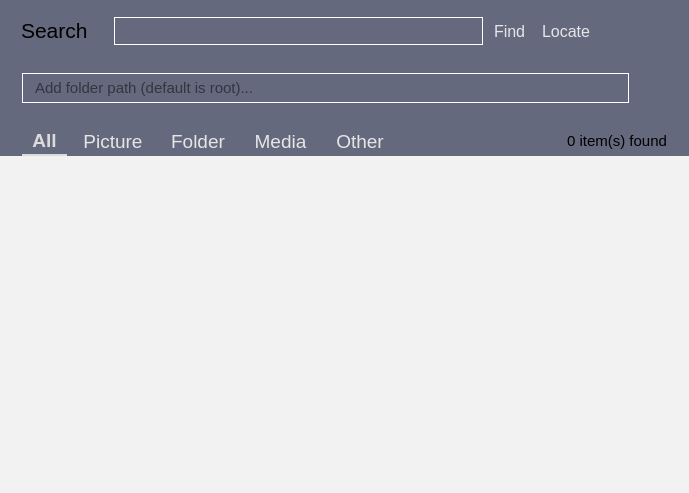
First picture: the form in app/search/search.ui, repository rahmanshaber/corebox, before the edit.
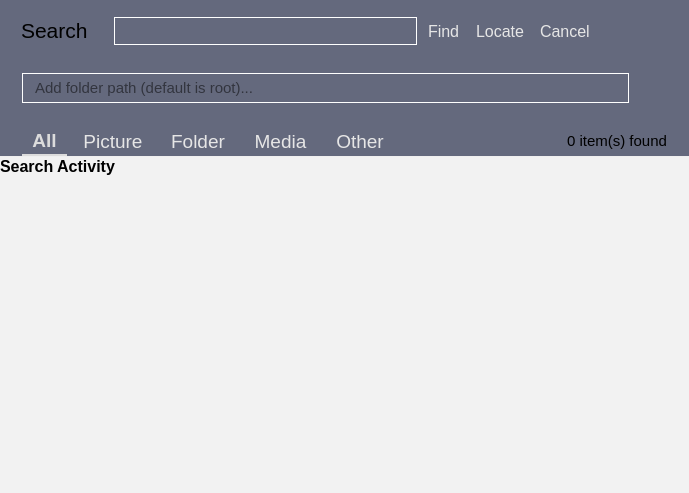
Second picture: the form after the edit. Icons and pictures are not drawn.

What changed in the file:
```diff
--- a/app/search/search.ui
+++ b/app/search/search.ui
@@ -18,7 +18,7 @@
   </property>
   <layout class="QVBoxLayout" name="verticalLayout_2">
    <property name="spacing">
-    <number>0</number>
+    <number>1</number>
    </property>
    <property name="leftMargin">
     <number>0</number>
@@ -191,6 +191,39 @@
            </property>
           </widget>
          </item>
+         <item>
+          <widget class="QPushButton" name="cancelProc">
+           <property name="minimumSize">
+            <size>
+             <width>0</width>
+             <height>30</height>
+            </size>
+           </property>
+           <property name="font">
+            <font>
+             <pointsize>12</pointsize>
+            </font>
+           </property>
+           <property name="styleSheet">
+            <string notr="true">QPushButton{
+Text-align:left;
+color:#E6E6E6; 
+padding: 5px 5px 5px 5px;
+}
+
+QPushButton:pressed{
+background-color:#1793D1; 
+}
+
+QPushButton:hover {
+background-color: #1793D1;
+}</string>
+           </property>
+           <property name="text">
+            <string>Cancel</string>
+           </property>
+          </widget>
+         </item>
          <item>
           <spacer name="horizontalSpacer_2">
            <property name="orientation">
@@ -250,6 +283,7 @@
         <zorder>findCMD</zorder>
         <zorder>locateCMD</zorder>
         <zorder>searchFF</zorder>
+        <zorder>cancelProc</zorder>
        </widget>
       </item>
       <item>
@@ -645,7 +679,7 @@
     </widget>
    </item>
    <item>
-    <widget class="QStackedWidget" name="resultPage">
+    <widget class="QStackedWidget" name="infoPage">
      <property name="sizePolicy">
       <sizepolicy hsizetype="Expanding" vsizetype="Expanding">
        <horstretch>0</horstretch>
@@ -653,7 +687,7 @@
       </sizepolicy>
      </property>
      <property name="currentIndex">
-      <number>1</number>
+      <number>2</number>
      </property>
      <widget class="QWidget" name="fonudpage">
       <layout class="QHBoxLayout" name="horizontalLayout_2">
@@ -816,6 +850,64 @@
        </item>
       </layout>
      </widget>
+     <widget class="QWidget" name="activity">
+      <property name="styleSheet">
+       <string notr="true">QWidget{
+background-color:#F2F2F2 ;
+color:#000000; 
+border: 1px rgb(67, 67, 67);
+}</string>
+      </property>
+      <layout class="QVBoxLayout" name="verticalLayout_3">
+       <property name="spacing">
+        <number>15</number>
+       </property>
+       <property name="leftMargin">
+        <number>0</number>
+       </property>
+       <property name="topMargin">
+        <number>0</number>
+       </property>
+       <property name="rightMargin">
+        <number>0</number>
+       </property>
+       <property name="bottomMargin">
+        <number>0</number>
+       </property>
+       <item>
+        <widget class="QLabel" name="label">
+         <property name="font">
+          <font>
+           <pointsize>12</pointsize>
+           <weight>75</weight>
+           <bold>true</bold>
+          </font>
+         </property>
+         <property name="text">
+          <string>Search Activity</string>
+         </property>
+        </widget>
+       </item>
+       <item>
+        <widget class="QTreeWidget" name="activityList">
+         <property name="animated">
+          <bool>true</bool>
+         </property>
+         <property name="wordWrap">
+          <bool>true</bool>
+         </property>
+         <attribute name="headerVisible">
+          <bool>false</bool>
+         </attribute>
+         <column>
+          <property name="text">
+           <string notr="true">1</string>
+          </property>
+         </column>
+        </widget>
+       </item>
+      </layout>
+     </widget>
     </widget>
    </item>
   </layout>
```
Left out of the diff: 15 changed lines with no effect on the pictures.
